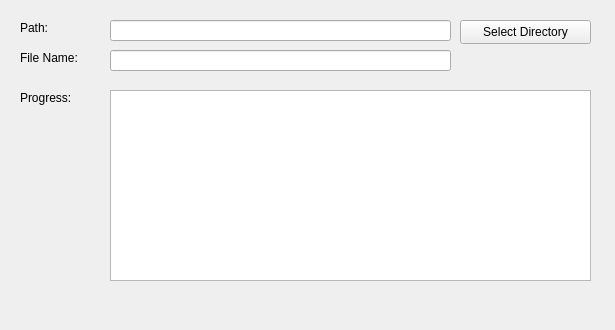
Old version of the form embydumpdialog.ui in the repository SideFx/EmbyDesk.
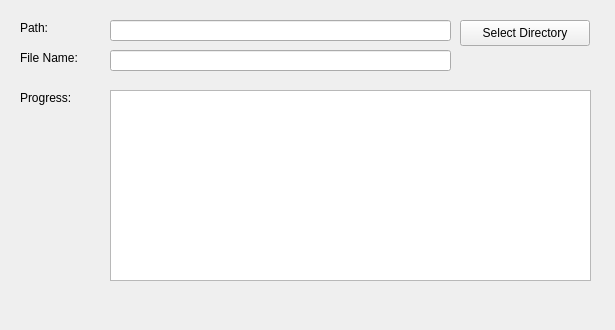
New version of the form.

What changed in the file:
```diff
--- a/embydumpdialog.ui
+++ b/embydumpdialog.ui
@@ -80,8 +80,8 @@
     <rect>
      <x>460</x>
      <y>20</y>
-     <width>131</width>
-     <height>24</height>
+     <width>130</width>
+     <height>26</height>
     </rect>
    </property>
    <property name="text">
```
